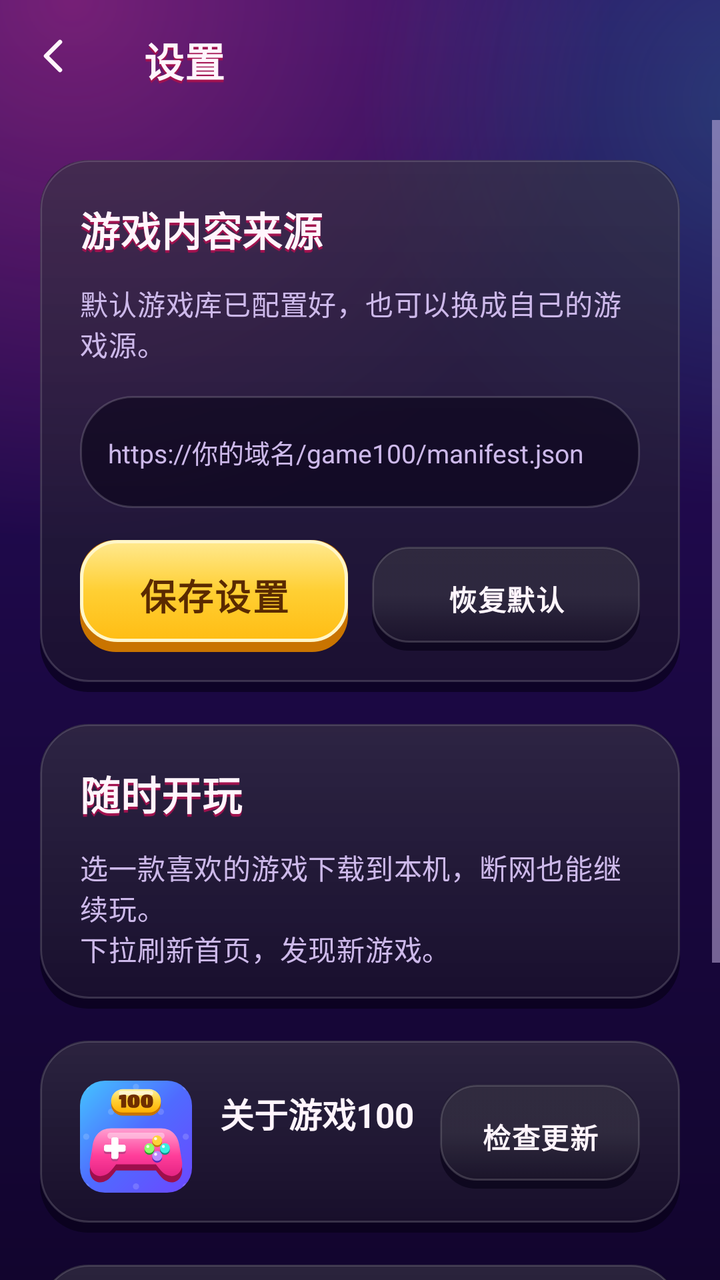
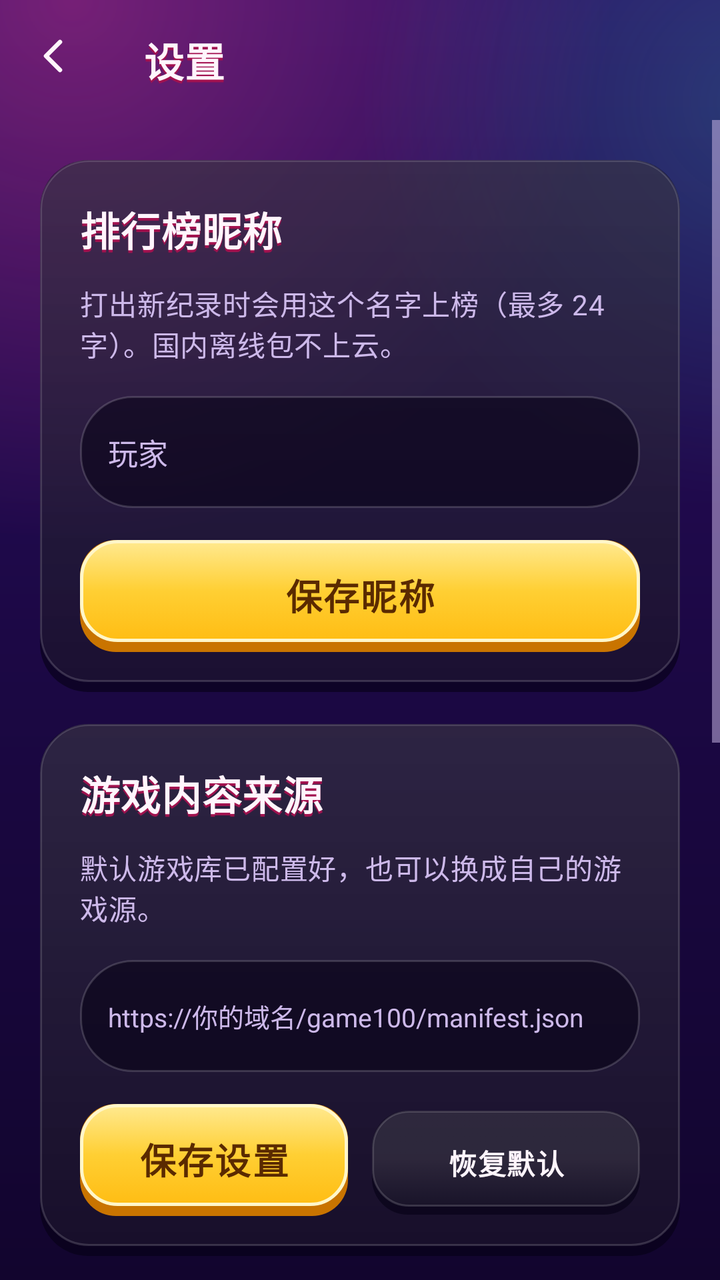

Compare the two renders of this Android layout. The source of the first and the diff that turns it into the second are given below.
<!-- AndroidManifest.xml: application theme Theme.Game100 -->
<!-- res/layout/activity_settings.xml -->
<?xml version="1.0" encoding="utf-8"?>
<LinearLayout
    android:layout_width="match_parent"
    android:layout_height="match_parent"
    android:orientation="vertical"
    xmlns:android="http://schemas.android.com/apk/res/android"
    xmlns:app="http://schemas.android.com/apk/res-auto"
    android:background="@drawable/bg_app">
    <com.google.android.material.appbar.MaterialToolbar
        android:layout_width="match_parent"
        android:layout_height="60dp"
        android:id="@+id/settings_toolbar"
        android:background="@android:color/transparent"
        app:title="设置"
        app:titleTextColor="@color/text_primary"
        app:titleTextAppearance="@style/TextAppearance.Game100.Section"
        app:navigationIcon="@drawable/ic_back"
        app:navigationContentDescription="@string/back" />
    <ScrollView
        android:layout_width="match_parent"
        android:layout_height="0dp"
        android:layout_weight="1"
        android:clipToPadding="false">
        <LinearLayout
            android:layout_width="match_parent"
            android:layout_height="wrap_content"
            android:orientation="vertical"
            android:padding="20dp">
            <LinearLayout
                android:layout_width="match_parent"
                android:layout_height="wrap_content"
                android:orientation="vertical"
                android:background="@drawable/surface_panel"
                android:padding="20dp"
                android:layout_marginBottom="16dp">
                <TextView
                    android:layout_width="match_parent"
                    android:layout_height="wrap_content"
                    android:text="游戏内容来源"
                    android:textColor="@color/text_primary"
                    android:textAppearance="@style/TextAppearance.Game100.Section"
                    android:layout_marginBottom="12dp" />
                <TextView
                    android:layout_width="match_parent"
                    android:layout_height="wrap_content"
                    android:text="默认游戏库已配置好，也可以换成自己的游戏源。"
                    android:textColor="@color/text_secondary"
                    android:textAppearance="@style/TextAppearance.Game100.Body" />
                <EditText
                    android:layout_width="match_parent"
                    android:layout_height="wrap_content"
                    android:id="@+id/et_url"
                    android:layout_marginTop="16dp"
                    android:minHeight="56dp"
                    android:background="@drawable/search_bg"
                    android:padding="14dp"
                    android:hint="@string/manifest_url_hint"
                    android:inputType="textUri"
                    android:textSize="13sp"
                    android:textColor="@color/text_primary"
                    android:textColorHint="@color/text_secondary"
                    android:maxLines="3"
                    android:importantForAutofill="no"
                    android:contentDescription="@string/manifest_url_label" />
                <LinearLayout
                    android:layout_width="match_parent"
                    android:layout_height="wrap_content"
                    android:orientation="horizontal"
                    android:layout_marginTop="16dp">
                    <com.google.android.material.button.MaterialButton
                        android:layout_width="0dp"
                        android:layout_height="wrap_content"
                        android:id="@+id/btn_save"
                        style="@style/Widget.Game100.PrimaryButton"
                        android:text="保存设置"
                        android:layout_weight="1" />
                    <com.google.android.material.button.MaterialButton
                        android:layout_width="0dp"
                        android:layout_height="wrap_content"
                        android:id="@+id/btn_default"
                        style="@style/Widget.Game100.SecondaryButton"
                        android:text="恢复默认"
                        android:layout_weight="1"
                        android:layout_marginStart="12dp" />
                </LinearLayout>
            </LinearLayout>
            <LinearLayout
                android:layout_width="match_parent"
                android:layout_height="wrap_content"
                android:orientation="vertical"
                android:background="@drawable/surface_panel"
                android:padding="20dp"
                android:layout_marginBottom="16dp">
                <TextView
                    android:layout_width="match_parent"
                    android:layout_height="wrap_content"
                    android:text="随时开玩"
                    android:textColor="@color/text_primary"
                    android:textAppearance="@style/TextAppearance.Game100.Section"
                    android:layout_marginBottom="12dp" />
                <TextView
                    android:layout_width="match_parent"
                    android:layout_height="wrap_content"
                    android:text="@string/about_text"
                    android:textColor="@color/text_secondary"
                    android:textAppearance="@style/TextAppearance.Game100.Body" />
            </LinearLayout>
            <LinearLayout
                android:layout_width="match_parent"
                android:layout_height="wrap_content"
                android:orientation="vertical"
                android:background="@drawable/surface_panel"
                android:padding="20dp"
                android:layout_marginBottom="16dp">
                <LinearLayout
                    android:layout_width="match_parent"
                    android:layout_height="wrap_content"
                    android:orientation="horizontal"
                    android:gravity="center_vertical">
                    <ImageView
                        android:layout_width="56dp"
                        android:layout_height="56dp"
                        android:layout_marginEnd="14dp"
                        android:src="@drawable/logo_tile"
                        android:importantForAccessibility="no" />
                    <LinearLayout
                        android:layout_width="0dp"
                        android:layout_height="wrap_content"
                        android:orientation="vertical"
                        android:layout_weight="1">
                        <TextView
                            android:layout_width="match_parent"
                            android:layout_height="wrap_content"
                            android:text="关于游戏100"
                            android:textColor="@color/text_primary"
                            android:textSize="17sp"
                            android:textStyle="bold" />
                        <TextView
                            android:layout_width="match_parent"
                            android:layout_height="wrap_content"
                            android:text=""
                            android:textColor="@color/text_secondary"
                            android:textAppearance="@style/TextAppearance.Game100.Body"
                            android:id="@+id/tv_version"
                            android:layout_marginTop="6dp"
                            android:textSize="13sp" />
                    </LinearLayout>
                    <com.google.android.material.button.MaterialButton
                        android:layout_width="wrap_content"
                        android:layout_height="wrap_content"
                        android:id="@+id/btn_check_update"
                        style="@style/Widget.Game100.SecondaryButton"
                        android:text="检查更新"
                        android:layout_marginStart="12dp"
                        android:minWidth="100dp"
                        android:paddingStart="12dp"
                        android:paddingEnd="12dp" />
                </LinearLayout>
            </LinearLayout>
            <LinearLayout
                android:layout_width="match_parent"
                android:layout_height="wrap_content"
                android:orientation="vertical"
                android:background="@drawable/surface_panel"
                android:padding="20dp"
                android:layout_marginBottom="16dp">
                <TextView
                    android:layout_width="match_parent"
                    android:layout_height="wrap_content"
                    android:text="下载管理"
                    android:textColor="@color/text_primary"
                    android:textAppearance="@style/TextAppearance.Game100.Section"
                    android:layout_marginBottom="12dp" />
                <TextView
                    android:layout_width="match_parent"
                    android:layout_height="wrap_content"
                    android:text="移除本机的游戏文件，需要时可以重新下载。"
                    android:textColor="@color/text_secondary"
                    android:textAppearance="@style/TextAppearance.Game100.Body" />
                <com.google.android.material.button.MaterialButton
                    android:layout_width="match_parent"
                    android:layout_height="wrap_content"
                    android:id="@+id/btn_clear"
                    style="@style/Widget.Game100.DangerButton"
                    android:text="清除已下载游戏"
                    android:layout_marginTop="16dp" />
            </LinearLayout>
        </LinearLayout>
    </ScrollView>
</LinearLayout>
<!-- resources referenced by this layout -->
<resources>
  <color name="text_primary">#FFF5FC</color>
  <color name="text_secondary">#CDB9EA</color>
  <!-- drawable search_bg (drawable) -->
  <?xml version="1.0" encoding="utf-8"?>
  <shape xmlns:android="http://schemas.android.com/apk/res/android" android:shape="rectangle">
      <solid android:color="@color/inset" />
      <stroke android:width="1dp" android:color="@color/glass_line" />
      <corners android:radius="26dp" />
  </shape>
  <string name="about_text">选一款喜欢的游戏下载到本机，断网也能继续玩。\n下拉刷新首页，发现新游戏。</string>
  <string name="back">返回</string>
  <string name="manifest_url_hint">https://你的域名/game100/manifest.json</string>
  <string name="manifest_url_label">游戏源地址（manifest.json）</string>
  <style name="TextAppearance.Game100.Body" parent="TextAppearance.MaterialComponents.Body2">
          <item name="android:textSize">14sp</item>
          <item name="android:textColor">@color/text_secondary</item>
          <item name="android:lineSpacingExtra">5dp</item>
      </style>
  <style name="Widget.Game100.DangerButton" parent="Widget.Game100.SecondaryButton">
          <item name="android:background">@drawable/btn_danger</item>
          <item name="android:textColor">@color/danger_ink</item>
      </style>
  <style name="Widget.Game100.PrimaryButton" parent="Widget.Game100.Button3D">
          <item name="android:background">@drawable/btn_coin</item>
          <item name="android:textColor">@color/coin_ink</item>
          <item name="android:textSize">18sp</item>
      </style>
  <style name="Widget.Game100.SecondaryButton" parent="Widget.Game100.Button3D">
          <item name="android:background">@drawable/btn_glass</item>
          <item name="android:textColor">@color/text_primary</item>
          <item name="android:textSize">14sp</item>
          <item name="android:minHeight">52dp</item>
          <item name="android:paddingBottom">4dp</item>
          <item name="strokeWidth">0dp</item>
      </style>
  <style name="Theme.Game100" parent="Base.Theme.Game100" />
  <color name="bg_top">#2B0F63</color>
  <color name="bg_bottom">#12052E</color>
  <color name="inset">#8C060114</color>
  <color name="glass_line">#29FFFFFF</color>
  <color name="ledge">#99060114</color>
  <color name="glass_top">#21FFFFFF</color>
  <color name="glass_bottom">#0DFFFFFF</color>
  <color name="pink_edge">#A3124F</color>
  <color name="danger_ink">#FFD6DC</color>
  <color name="coin_ink">#5A2A00</color>
  <color name="danger_edge">#995A0014</color>
  <color name="coin">#FFCF33</color>
  <color name="cyan">#2EE6D6</color>
  <color name="cyan_ink">#03342F</color>
  <color name="bg_secondary">#2B0F63</color>
  <color name="text_dim">#9A86C2</color>
  <color name="pink">#FF3D9A</color>
  <!-- drawable dialog_bg (drawable) -->
  <?xml version="1.0" encoding="utf-8"?>
  <inset xmlns:android="http://schemas.android.com/apk/res/android" android:inset="16dp"><shape>
      <gradient android:angle="270" android:startColor="#FF3A1777" android:endColor="#FF22094D" />
      <stroke android:width="1.5dp" android:color="#40FFFFFF" />
      <corners android:radius="28dp" /></shape></inset>
  <style name="Widget.Game100.DialogButton" parent="Widget.MaterialComponents.Button.TextButton.Dialog">
          <item name="android:textColor">@color/coin</item>
          <item name="android:textStyle">bold</item>
          <item name="android:textAllCaps">false</item>
      </style>
  <style name="Widget.Game100.DialogButton.Muted">
          <item name="android:textColor">@color/text_secondary</item>
      </style>
  <!-- unchanged entries left out for length: 11 -->
</resources>

<!-- the commit's change to res/layout/activity_settings.xml (unified diff, before → after) -->
@@ -32,6 +32,51 @@
                 android:orientation="vertical"
                 android:background="@drawable/surface_panel"
                 android:padding="20dp"
+                android:layout_marginBottom="16dp"
+                android:id="@+id/nickname_panel">
+                <TextView
+                    android:layout_width="match_parent"
+                    android:layout_height="wrap_content"
+                    android:text="@string/nickname_title"
+                    android:textColor="@color/text_primary"
+                    android:textAppearance="@style/TextAppearance.Game100.Section"
+                    android:layout_marginBottom="12dp" />
+                <TextView
+                    android:layout_width="match_parent"
+                    android:layout_height="wrap_content"
+                    android:text="@string/nickname_hint"
+                    android:textColor="@color/text_secondary"
+                    android:textAppearance="@style/TextAppearance.Game100.Body" />
+                <EditText
+                    android:layout_width="match_parent"
+                    android:layout_height="wrap_content"
+                    android:id="@+id/et_nickname"
+                    android:layout_marginTop="16dp"
+                    android:minHeight="56dp"
+                    android:background="@drawable/search_bg"
+                    android:padding="14dp"
+                    android:hint="@string/nickname_placeholder"
+                    android:inputType="textPersonName"
+                    android:maxLength="24"
+                    android:textSize="15sp"
+                    android:textColor="@color/text_primary"
+                    android:textColorHint="@color/text_secondary"
+                    android:importantForAutofill="no"
+                    android:contentDescription="@string/nickname_title" />
+                <com.google.android.material.button.MaterialButton
+                    android:layout_width="match_parent"
+                    android:layout_height="wrap_content"
+                    android:id="@+id/btn_save_nickname"
+                    style="@style/Widget.Game100.PrimaryButton"
+                    android:text="@string/nickname_save"
+                    android:layout_marginTop="16dp" />
+            </LinearLayout>
+            <LinearLayout
+                android:layout_width="match_parent"
+                android:layout_height="wrap_content"
+                android:orientation="vertical"
+                android:background="@drawable/surface_panel"
+                android:padding="20dp"
                 android:layout_marginBottom="16dp">
                 <TextView
                     android:layout_width="match_parent"
<!-- resource entries referenced after the edit -->
@@ -13,6 +13,10 @@
   <string name="back">返回</string>
   <string name="manifest_url_hint">https://你的域名/game100/manifest.json</string>
   <string name="manifest_url_label">游戏源地址（manifest.json）</string>
+  <string name="nickname_hint">打出新纪录时会用这个名字上榜（最多 24 字）。国内离线包不上云。</string>
+  <string name="nickname_placeholder">玩家</string>
+  <string name="nickname_save">保存昵称</string>
+  <string name="nickname_title">排行榜昵称</string>
   <style name="TextAppearance.Game100.Body" parent="TextAppearance.MaterialComponents.Body2">
           <item name="android:textSize">14sp</item>
           <item name="android:textColor">@color/text_secondary</item>
